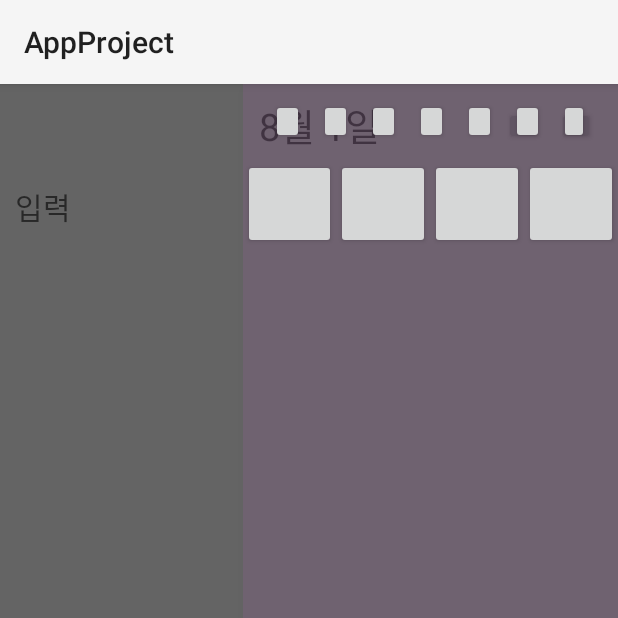
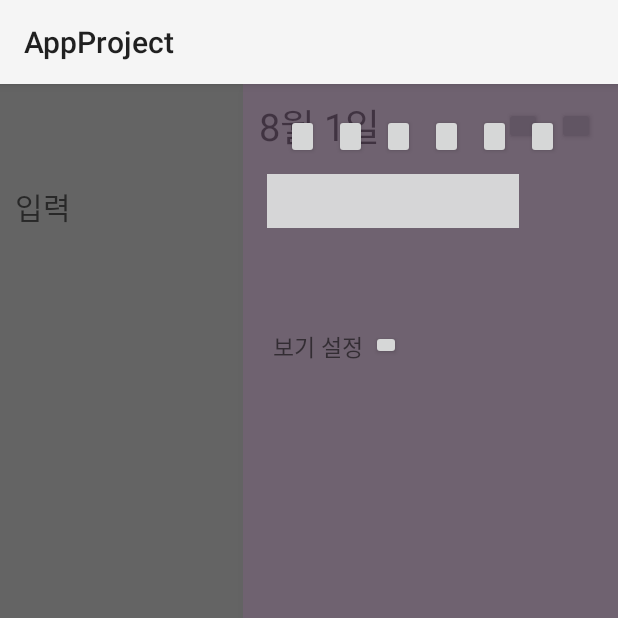
Before and after one commit to CompletelyPark/diary_app_project, an Android app: the screen it shows after launch (DailyDiary), with the side drawer open, on a phone screen of 412 x 824 dp, the top half of it. Run offline under Robolectric (Android 15) with nearby library versions, the light colour scheme and no system bars.

Commit message:
modify diary_navigation_menu.xml

```diff
--- a/app/src/main/res/layout/diary_navigation_menu.xml
+++ b/app/src/main/res/layout/diary_navigation_menu.xml
@@ -1,6 +1,7 @@
 <?xml version="1.0" encoding="utf-8"?>
 <LinearLayout
     xmlns:android="http://schemas.android.com/apk/res/android"
+    xmlns:app="http://schemas.android.com/apk/res-auto"
     android:orientation="vertical"
     android:layout_width="250dp"
     android:layout_height="match_parent"
@@ -12,7 +13,7 @@
     <LinearLayout
         android:layout_width="match_parent"
         android:layout_height="140dp"
-        android:paddingTop="10dp"
+        android:paddingTop="20dp"
         android:orientation="vertical"
         >
         <LinearLayout
@@ -21,87 +22,69 @@
             android:gravity="center"
             >
             <Button
-                android:id="@+id/btn_color1"
+                android:id="@+id/btn_theme1"
                 android:layout_width="22dp"
                 android:layout_height="30dp"
                 android:layout_marginRight="10dp"
                 />
             <Button
-                android:id="@+id/btn_color2"
+                android:id="@+id/btn_theme2"
                 android:layout_width="22dp"
                 android:layout_height="30dp"
                 android:layout_marginRight="10dp"
-
                 />
             <Button
-                android:id="@+id/btn_color3"
+                android:id="@+id/btn_theme3"
                 android:layout_width="22dp"
                 android:layout_height="30dp"
                 android:layout_marginRight="10dp"
-
                 />
             <Button
-                android:id="@+id/btn_color4"
+                android:id="@+id/btn_theme4"
                 android:layout_width="22dp"
                 android:layout_height="30dp"
                 android:layout_marginRight="10dp"
-
                 />
             <Button
-                android:id="@+id/btn_color5"
+                android:id="@+id/btn_theme5"
                 android:layout_width="22dp"
                 android:layout_height="30dp"
                 android:layout_marginRight="10dp"
-
                 />
             <Button
-                android:id="@+id/btn_color6"
+                android:id="@+id/btn_theme"
                 android:layout_width="22dp"
                 android:layout_height="30dp"
                 android:layout_marginRight="10dp"
+                />
 
-                />
-            <Button
-                android:id="@+id/btn_reverse"
-                android:layout_width="20dp"
-                android:layout_height="30dp"
-                />
+
+
         </LinearLayout>
+        <LinearLayout
+            android:layout_width="match_parent"
+            android:layout_height="wrap_content"
+            android:paddingTop="10dp"
+            android:gravity="start"
+            >
+
+            <SeekBar
+                android:id="@+id/seekBar"
+                android:layout_width="200dp"
+                android:layout_height="36dp"
+                android:max="100"
+                android:progress="50"
+                android:progressDrawable="@drawable/seek_bar_custom"
+                android:thumb="@drawable/seek_thumb_custom" />
+        </LinearLayout>
+
 
         <LinearLayout
             android:layout_marginTop="10dp"
             android:layout_width="match_parent"
             android:layout_height="wrap_content"
             android:gravity="center"
-            >
-            <Button
-                android:id="@+id/btn_theme1"
-                android:layout_width="40dp"
-                android:layout_height="60dp"
-                android:layout_weight="0.5"
-                />
-            <Button
-                android:id="@+id/btn_theme2"
-                android:layout_width="40dp"
-                android:layout_height="60dp"
-                android:layout_weight="0.5"
-                />
-            <Button
-                android:id="@+id/btn_theme3"
-                android:layout_width="40dp"
-                android:layout_height="60dp"
-                android:layout_weight="0.5"
-                />
-            <Button
-                android:id="@+id/btn_theme4"
-                android:layout_width="40dp"
-                android:layout_height="60dp"
-                android:layout_weight="0.5"
-
-                />
-
-
-        </LinearLayout>
+            />
 
 
     </LinearLayout>
@@ -110,18 +93,44 @@
         android:layout_width="match_parent"
         android:layout_height="wrap_content"
         android:layout_weight="1"
+        android:orientation="vertical"
+        android:paddingStart="10dp"
         >
+        <View
+            android:layout_width="match_parent"
+            android:layout_height="15dp"/>
 
-    </LinearLayout>
+        <LinearLayout
+            android:layout_width="match_parent"
+            android:layout_height="37dp">
 
-    <LinearLayout
-        android:layout_width="match_parent"
-        android:layout_height="100dp">
+            <TextView
+                android:layout_width="wrap_content"
+                android:layout_height="wrap_content"
+                android:layout_marginRight="15dp"
+                android:layout_marginStart="10dp"
+                android:layout_marginTop="8dp"
+                android:text="@string/Setting"
+                android:textSize="15dp" />
+
+            <Button
+                android:layout_gravity="center"
+                android:id="@+id/btn_explain"
+                android:layout_width="20dp"
+                android:layout_height="20dp"
+                android:layout_marginStart="5dp"
+                />
+
+        </LinearLayout>
 
 
 
 
     </LinearLayout>
 
+    <LinearLayout
+        android:layout_width="match_parent"
+        android:layout_height="100dp"/>
+
 
 </LinearLayout>
--- a/app/src/main/res/values/strings.xml
+++ b/app/src/main/res/values/strings.xml
@@ -1,4 +1,5 @@
 <resources>
     <string name="app_name">AppProject</string>
     <string name="text_famous" translatable="false">글귀를 받아올 공간</string>
+    <string name="Setting">보기 설정</string>
 </resources>
```
Also changed, not shown: app/src/main/java/com/jinwan/appproject/MainActivity1.java (+6 -3 lines).
